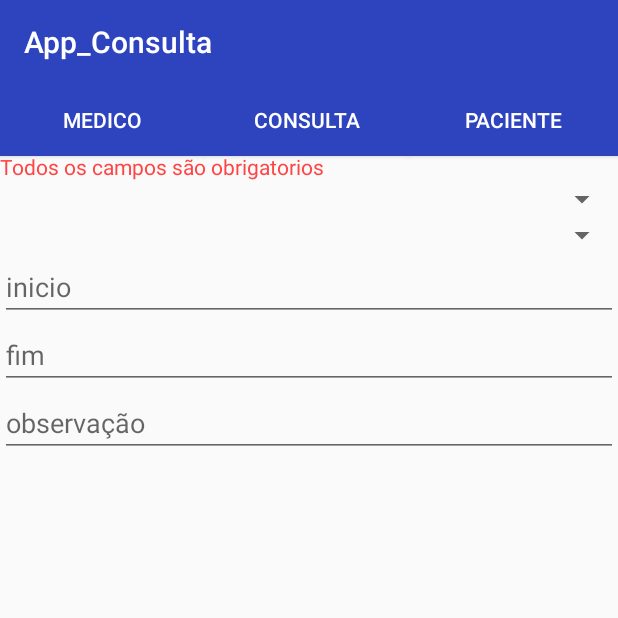
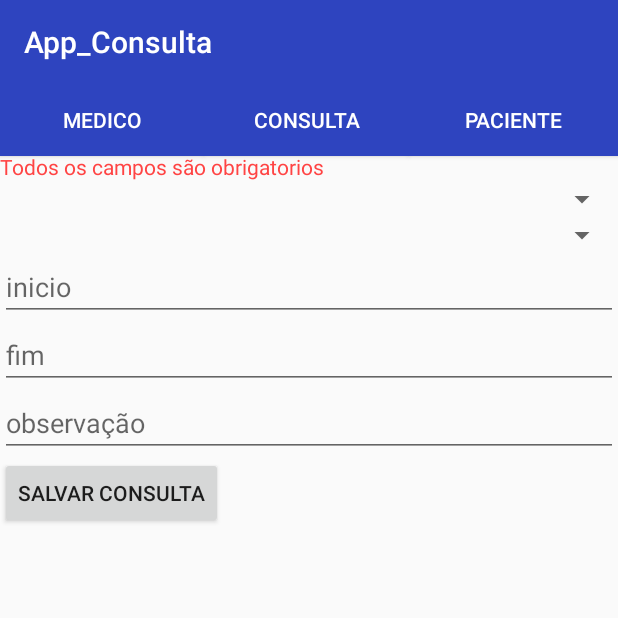
Before and after one commit to Marks-Ray/app-consulta, an Android app: the fragment AddConsultaFragment placed in its activity, on a phone screen of 412 x 824 dp, the top half of it. Run offline under Robolectric (Android 15) with nearby library versions, the phone set to English and light mode, and no system bars.

Commit message:
todos os insert funcionando, faltando apenas a data e validacao da consulta

```diff
--- a/app/src/main/java/com/example/app_consulta/fragment/add/AddConsultaFragment.java
+++ b/app/src/main/java/com/example/app_consulta/fragment/add/AddConsultaFragment.java
@@ -1,5 +1,8 @@
 package com.example.app_consulta.fragment.add;
 
+import android.content.Context;
+import android.database.SQLException;
+import android.database.sqlite.SQLiteDatabase;
 import android.os.Bundle;
 
 import androidx.fragment.app.Fragment;
@@ -7,6 +10,10 @@ import androidx.fragment.app.Fragment;
 import android.view.LayoutInflater;
 import android.view.View;
 import android.view.ViewGroup;
+import android.widget.Button;
+import android.widget.Spinner;
+import android.widget.TextView;
+import android.widget.Toast;
 
 import com.example.app_consulta.R;
 
@@ -14,6 +21,12 @@ import com.example.app_consulta.R;
  * A simple {@link Fragment} subclass.
  */
 public class AddConsultaFragment extends Fragment {
+
+    TextView obs;
+    Spinner nomeMedico, nomePaciente;
+    Button btn_consulta;
+
+    SQLiteDatabase db;
 
     public AddConsultaFragment() {
         // Required empty public constructor
@@ -24,6 +37,41 @@ public class AddConsultaFragment extends Fragment {
     public View onCreateView(LayoutInflater inflater, ViewGroup container,
                              Bundle savedInstanceState) {
         // Inflate the layout for this fragment
-        return inflater.inflate(R.layout.fragment_add_consulta, container, false);
+        View view = inflater.inflate(R.layout.fragment_add_consulta, container, false);
+
+        obs = view.findViewById(R.id.consulta_obs);
+        nomeMedico = view.findViewById(R.id.consulta_medico);
+        nomePaciente = view.findViewById(R.id.consulta_paciente);
+
+        btn_consulta = view.findViewById(R.id.btn_salvar_consulta);
+
+        btn_consulta.setOnClickListener(new View.OnClickListener() {
+            @Override
+            public void onClick(View v) {
+                String observ, Medico, paciente;
+                observ = obs.getText().toString().trim();
+                Medico = nomeMedico.getSelectedItem().toString();
+                paciente = nomePaciente.getSelectedItem().toString();
+
+                if (observ.equals("")) {
+                    Toast.makeText(v.getContext(), "Todos os campos deve ser preenchidos", Toast.LENGTH_LONG).show();
+                } else {
+                    db = getActivity().getApplicationContext().openOrCreateDatabase("appConsulta.db", Context.MODE_PRIVATE, null);
+                    StringBuilder sql = new StringBuilder();
+                    sql.append("INSERT INTO paciente(nome,grp_sanguineo, crm,logradouro,numero,cidade,uf,celular,fixo) VALUES (");
+
+                    sql.append(");");
+
+                    try {
+                        db.execSQL(sql.toString());
+                        Toast.makeText(v.getContext(), "Medico inserido", Toast.LENGTH_LONG).show();
+                    } catch (SQLException e) {
+                        Toast.makeText(v.getContext(), "Error: " + e.getMessage(), Toast.LENGTH_LONG).show();
+                    }
+                }
+            }
+        });
+
+        return  view;
     }
 }
--- a/app/src/main/res/layout/fragment_add_consulta.xml
+++ b/app/src/main/res/layout/fragment_add_consulta.xml
@@ -20,17 +20,17 @@
             android:textColor="@android:color/holo_red_light" />
 
         <Spinner
-            android:id="@+id/spinner3"
+            android:id="@+id/consulta_paciente"
             android:layout_width="match_parent"
             android:layout_height="wrap_content" />
 
         <Spinner
-            android:id="@+id/spinner4"
+            android:id="@+id/consulta_medico"
             android:layout_width="match_parent"
             android:layout_height="wrap_content" />
 
         <EditText
-            android:id="@+id/editText6"
+            android:id="@+id/data_inicio"
             android:layout_width="match_parent"
             android:layout_height="wrap_content"
             android:ems="10"
@@ -38,7 +38,7 @@
             android:inputType="date" />
 
         <EditText
-            android:id="@+id/editText9"
+            android:id="@+id/data_fim"
             android:layout_width="match_parent"
             android:layout_height="wrap_content"
             android:ems="10"
@@ -46,11 +46,17 @@
             android:inputType="date" />
 
         <EditText
-            android:id="@+id/editText10"
+            android:id="@+id/consulta_obs"
             android:layout_width="match_parent"
             android:layout_height="wrap_content"
             android:ems="10"
             android:hint="observação"
             android:inputType="textPersonName" />
+
+        <Button
+            android:id="@+id/btn_salvar_consulta"
+            android:layout_width="wrap_content"
+            android:layout_height="wrap_content"
+            android:text="salvar consulta" />
     </LinearLayout>
 </FrameLayout>
--- a/app/src/main/res/layout/fragment_add_paciente.xml
+++ b/app/src/main/res/layout/fragment_add_paciente.xml
@@ -97,6 +97,12 @@
             android:hint="telefone fixo"
             android:inputType="textPersonName" />
 
+        <Button
+            android:id="@+id/btn_salvar_paciente"
+            android:layout_width="wrap_content"
+            android:layout_height="wrap_content"
+            android:text="Salvar Paciente" />
+
 
     </LinearLayout>
 </FrameLayout>
```
Also changed, not shown: app/src/main/java/com/example/app_consulta/fragment/add/AddPacienteFragment.java (+67 -1 lines).
